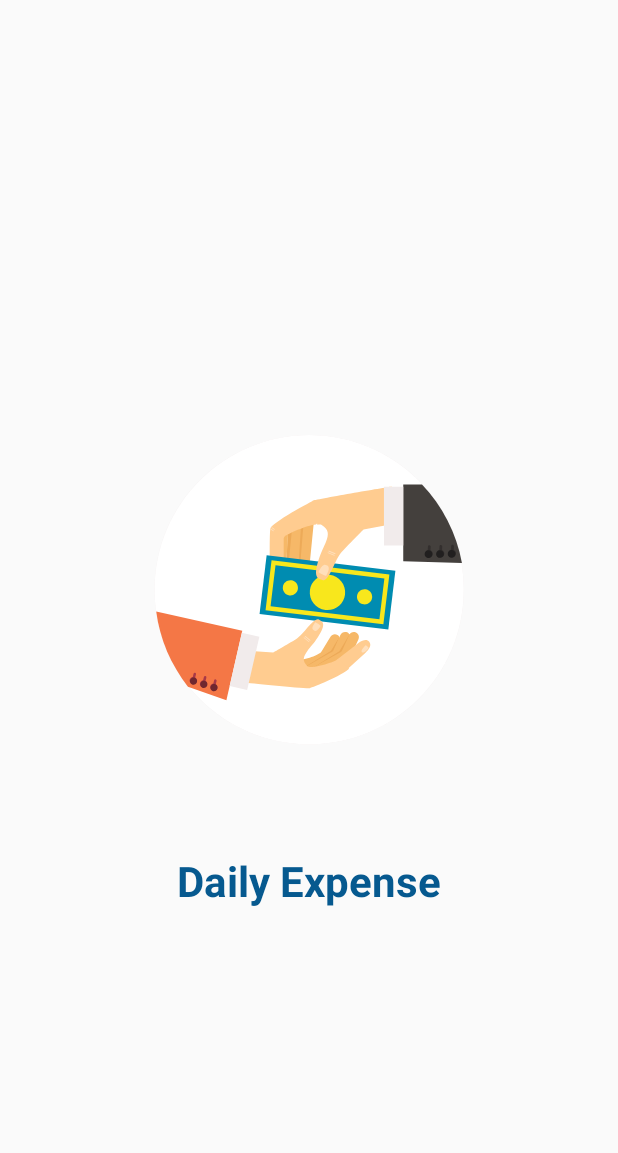
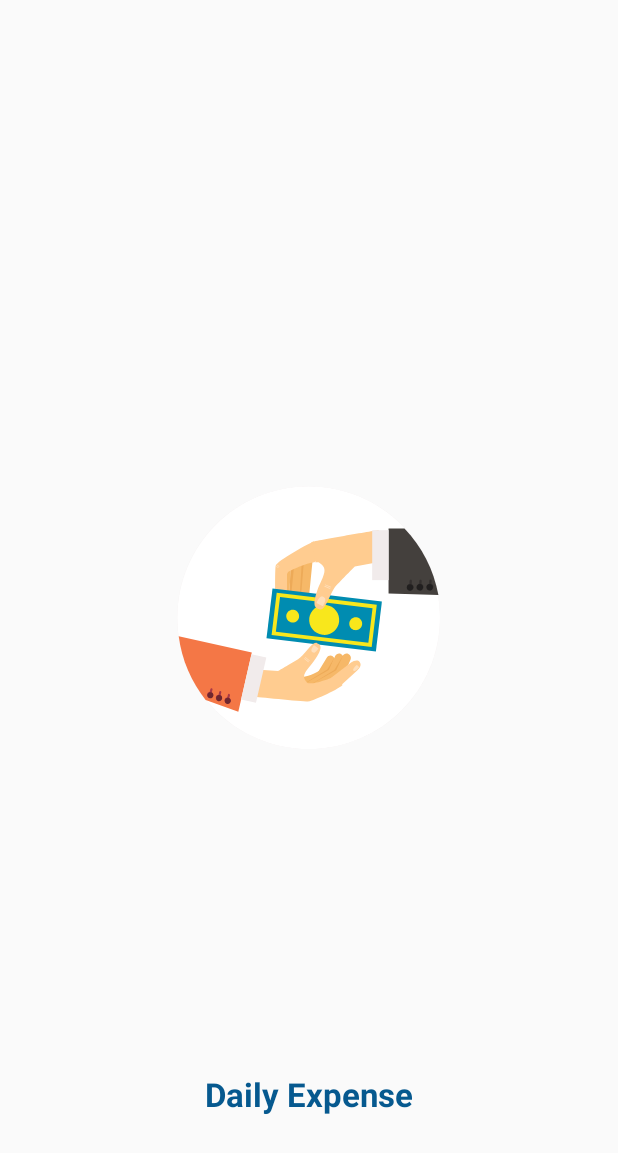
Before and after one commit to daudhrimon/Daily-Expense, an Android app: the SplashActivity screen opened directly, with no data from a screen before it, on a phone screen of 412 x 824 dp. Shown: the top 1153 px of the screen. Run offline under Robolectric (Android 15) with nearby library versions, the phone set to English and light mode, and no system bars.

Commit message:
Final Commit and Push

```diff
--- a/app/src/main/res/layout/activity_splash.xml
+++ b/app/src/main/res/layout/activity_splash.xml
@@ -1,29 +1,30 @@
 <?xml version="1.0" encoding="utf-8"?>
-<LinearLayout xmlns:android="http://schemas.android.com/apk/res/android"
+<RelativeLayout xmlns:android="http://schemas.android.com/apk/res/android"
     xmlns:app="http://schemas.android.com/apk/res-auto"
     xmlns:tools="http://schemas.android.com/tools"
     android:layout_width="match_parent"
     android:layout_height="match_parent"
     tools:context=".SplashActivity"
-    android:gravity="center"
-    android:orientation="vertical"
     android:background="@color/bgClr">
 
     <com.airbnb.lottie.LottieAnimationView
         android:id="@+id/animationView"
-        android:layout_width="match_parent"
+        android:layout_width="350dp"
         android:layout_height="350dp"
-        app:lottie_rawRes="@raw/money_hand"
+        android:layout_centerInParent="true"
         app:lottie_autoPlay="true"
-        app:lottie_loop="true"/>
+        app:lottie_loop="true"
+        app:lottie_rawRes="@raw/money_hand" />
 
     <TextView
         android:layout_width="match_parent"
         android:layout_height="wrap_content"
+        android:layout_alignParentBottom="true"
+        android:layout_marginBottom="80dp"
         android:text="@string/app_name"
         android:textAlignment="center"
         android:textColor="@color/txtClr"
-        android:textSize="28dp"
+        android:textSize="22dp"
         android:textStyle="bold" />
 
-</LinearLayout>
+</RelativeLayout>
```
